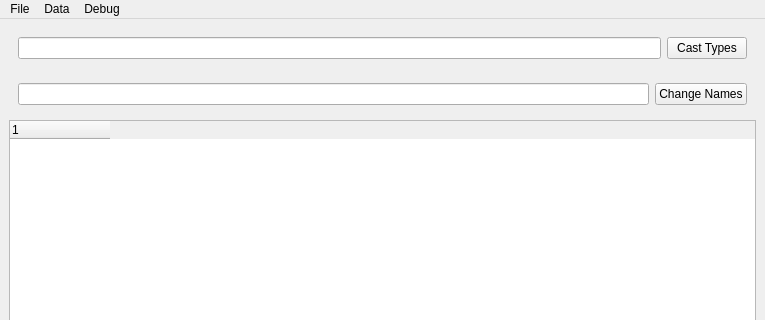
krzysztof/SWD, file window.ui: the form before one commit; both pictures show x 0 to 765 and y 0 to 320 of the 765 by 635 pixel window.
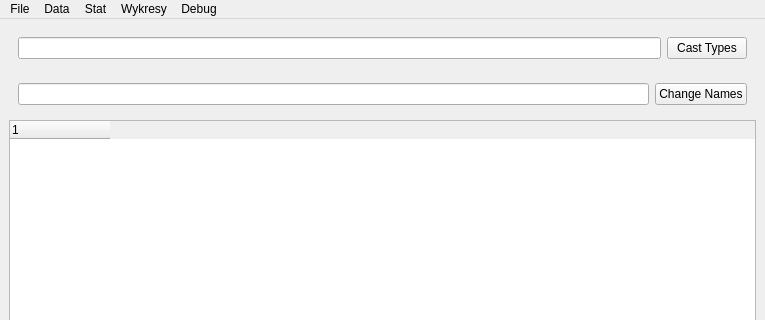
The form after the commit.

Commit message: wykresy 2D

What changed in the file:
```diff
--- a/window.ui
+++ b/window.ui
@@ -177,8 +177,28 @@
     <addaction name="actionClear"/>
     <addaction name="actionDEBUG"/>
    </widget>
+   <widget class="QMenu" name="menuStat">
+    <property name="title">
+     <string>Stat</string>
+    </property>
+    <addaction name="actionDyskretyzacjaPRD"/>
+    <addaction name="actionDyskretyzacjaNK"/>
+    <addaction name="actionStandaryzacja"/>
+    <addaction name="actionNormalizacja"/>
+    <addaction name="actionOdstajace3x"/>
+    <addaction name="actionOdstajaceProcent"/>
+   </widget>
+   <widget class="QMenu" name="menuPlot">
+    <property name="title">
+     <string>Wykresy</string>
+    </property>
+    <addaction name="actionWykres2D"/>
+    <addaction name="actionWykres3D"/>
+   </widget>
    <addaction name="menuFile"/>
    <addaction name="menuData"/>
+   <addaction name="menuStat"/>
+   <addaction name="menuPlot"/>
    <addaction name="menuDebug"/>
   </widget>
   <action name="actionAdd_Row">
```
Left out of the diff: 40 changed lines with no effect on the pictures. The commit also changes 5 other files.
